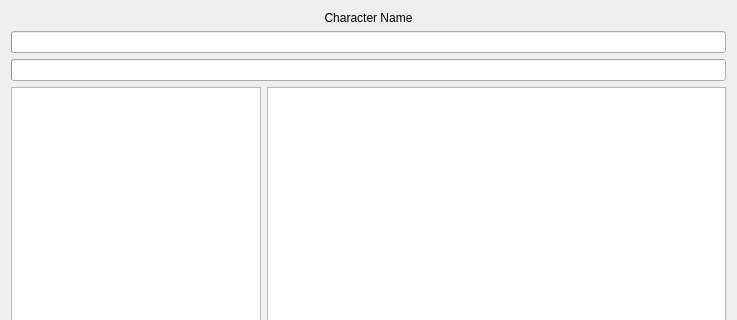
This is rl_ui/characterDetailDialog.ui in SandSnip3r/Hyperbot as Qt 5 draws it before an edit; both pictures show x 0 to 737 and y 0 to 320 of the 737 by 1060 pixel window. The edited form follows.
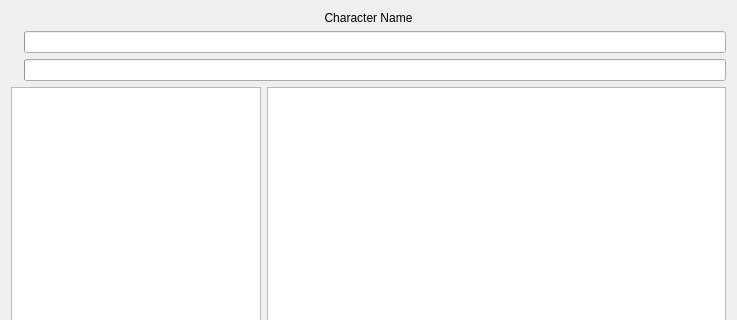
This is the edited form.

Commit message: Refactor potion ID retrieval and fix style

Diff of the .ui file:
```diff
--- a/rl_ui/characterDetailDialog.ui
+++ b/rl_ui/characterDetailDialog.ui
@@ -22,18 +22,32 @@
     </widget>
    </item>
    <item>
+     <layout class="QHBoxLayout" name="hpLayout">
+      <item>
+       <widget class="QLabel" name="hpPotionIcon"/>
+      </item>
+      <item>
     <widget class="QProgressBar" name="hpBar">
      <property name="format">
       <string>0/0</string>
      </property>
     </widget>
    </item>
+     </layout>
+    </item>
+    <item>
+     <layout class="QHBoxLayout" name="mpLayout">
+      <item>
+       <widget class="QLabel" name="mpPotionIcon"/>
+      </item>
    <item>
     <widget class="QProgressBar" name="mpBar">
      <property name="format">
       <string>0/0</string>
      </property>
     </widget>
+      </item>
+     </layout>
    </item>
    <item>
     <layout class="QHBoxLayout" name="cooldownQValuesLayout">
```
Lines whose indentation alone changed are shown as unchanged. The commit also changes 14 other files.
